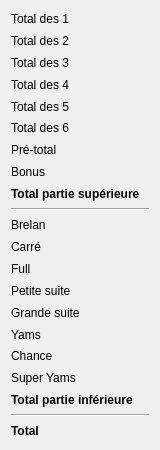
Before: the Qt Designer form src/QPlayerGridsWidget.ui in corentin703/Yams, drawn with Qt 5.
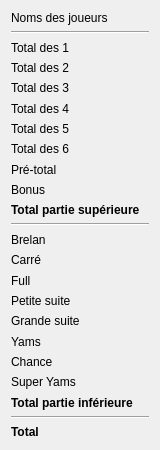
After: the same form once the commit is applied.

Commit message: -Fenêtre à propos -Simulation de points pour conseiller le joueur -Fenêtre à propos

The edit to the form file:
```diff
--- a/src/QPlayerGridsWidget.ui
+++ b/src/QPlayerGridsWidget.ui
@@ -2,6 +2,9 @@
 <ui version="4.0">
  <class>QPlayerGridsWidget</class>
  <widget class="QWidget" name="QPlayerGridsWidget">
+  <property name="enabled">
+   <bool>true</bool>
+  </property>
   <property name="geometry">
    <rect>
     <x>0</x>
@@ -16,6 +19,20 @@
   <layout class="QHBoxLayout" name="horizontalLayout">
    <item>
     <layout class="QVBoxLayout" name="verticalLayout">
+     <item>
+      <widget class="QLabel" name="lnlPlayerName">
+       <property name="text">
+        <string>Noms des joueurs</string>
+       </property>
+      </widget>
+     </item>
+     <item>
+      <widget class="Line" name="line_3">
+       <property name="orientation">
+        <enum>Qt::Horizontal</enum>
+       </property>
+      </widget>
+     </item>
      <item>
       <widget class="QLabel" name="lbl1">
        <property name="text">
```
The commit also changes 24 other files.
